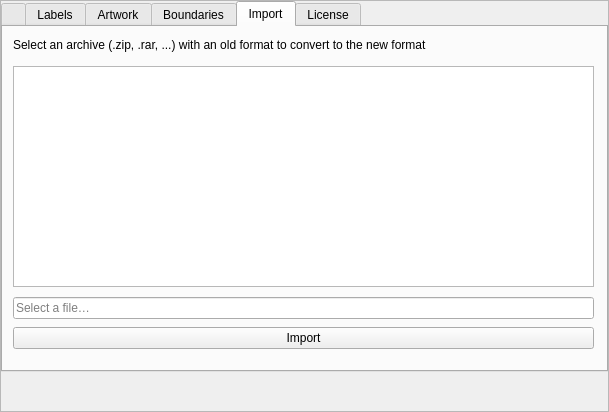
This is plugins/SkyCultureMaker/src/gui/scmEditorDialog.ui in Integer-Ctrl/stellarium as Qt 5 draws it before an edit. The edited form follows.
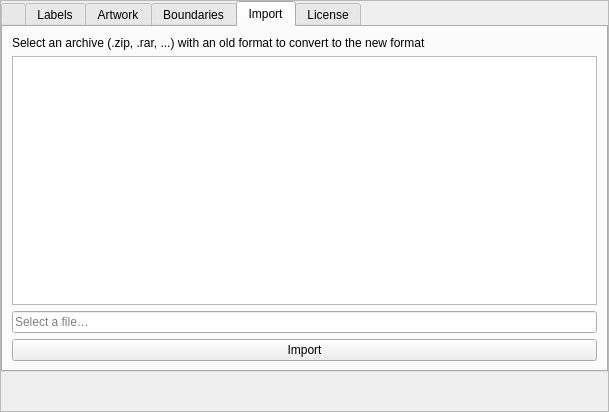
This is the edited form. Icons and pictures are not drawn. Custom widgets are drawn as their Qt base class.

The edit to the form file:
```diff
--- a/plugins/SkyCultureMaker/src/gui/scmEditorDialog.ui
+++ b/plugins/SkyCultureMaker/src/gui/scmEditorDialog.ui
@@ -244,38 +244,22 @@
          <attribute name="title">
           <string>Import</string>
          </attribute>
-         <widget class="QPushButton" name="pushButton">
-          <property name="geometry">
-           <rect>
-            <x>10</x>
-            <y>300</y>
-            <width>581</width>
-            <height>22</height>
-           </rect>
-          </property>
+         <layout class="QVBoxLayout" name="importLayout">
+          <item>
+           <widget class="QLabel" name="label">
           <property name="text">
-           <string>Import</string>
-          </property>
-         </widget>
-         <widget class="QTreeView" name="fileSystem">
-          <property name="geometry">
-           <rect>
-            <x>10</x>
-            <y>39</y>
-            <width>581</width>
-            <height>221</height>
-           </rect>
-          </property>
-         </widget>
+             <string>Select an archive (.zip, .rar, ...) with an old format to convert to the new format</string>
+            </property>
+            <property name="wordWrap">
+             <bool>true</bool>
+            </property>
+           </widget>
+          </item>
+          <item>
+           <widget class="QTreeView" name="fileSystem"/>
+          </item>
+          <item>
          <widget class="QLineEdit" name="filePathLineEdit">
-          <property name="geometry">
-           <rect>
-            <x>10</x>
-            <y>270</y>
-            <width>581</width>
-            <height>22</height>
-           </rect>
-          </property>
           <property name="readOnly">
            <bool>true</bool>
           </property>
@@ -283,19 +267,15 @@
            <string>Select a file…</string>
           </property>
          </widget>
-         <widget class="QLabel" name="label">
-          <property name="geometry">
-           <rect>
-            <x>10</x>
-            <y>10</y>
-            <width>581</width>
-            <height>16</height>
-           </rect>
-          </property>
+          </item>
+          <item>
+           <widget class="QPushButton" name="pushButton">
           <property name="text">
-           <string>Select an archive (.zip, .rar, ...) with an old format to convert to the new format</string>
-          </property>
-         </widget>
+             <string>Import</string>
+            </property>
+           </widget>
+          </item>
+         </layout>
         </widget>
         <widget class="QWidget" name="License">
          <attribute name="title">
```
Lines whose indentation alone changed are shown as unchanged.
